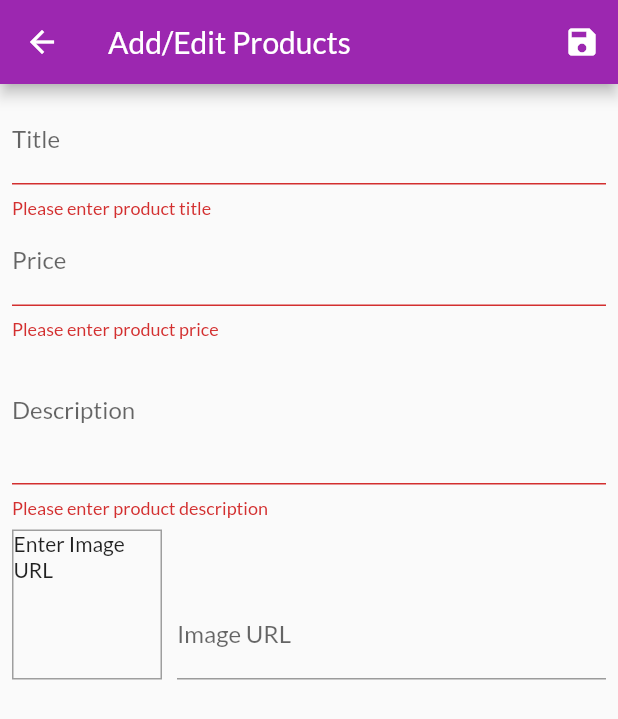
After one commit to kaushal9678/Provider_Flutter_State_Management, a Flutter app: the EditProductScreen screen opened by its route, after a tap on the "save" icon, on a phone screen of 412 x 824 dp. The commit adds this screen. Shown: the top 719 px of the screen. Run offline on Flutter 3.47's test engine with Material 2 defaults, Android fonts, the phone set to English and light mode, and no system bars; network calls fail.

Commit message:
Implement features of SnackBar, AlertDialog, Form, Add/Edit/Delete items

```diff
--- a/lib/main.dart
+++ b/lib/main.dart
@@ -10,6 +10,8 @@ import './providers/cart.dart';
 import './screens/cart_screen.dart';
 import './screens/OrderDetailScreen.dart';
 import './providers/orders.dart';
+import './screens/user_product_screen.dart';
+import './screens/edit_product_screen.dart';
 
 //void main() => runApp(MyApp());
 void main() {
@@ -51,6 +53,8 @@ class MyApp extends StatelessWidget {
             ProductDetailScreen.routeName: (ctx) => ProductDetailScreen(),
             CartView.routeName: (ctx) => CartView(),
             OrderDetailScreen.routeName: (ctx) => OrderDetailScreen(),
+            UserProductScreen.routeName: (ctx) => UserProductScreen(),
+            EditProductScreen.routeName: (ctx) => EditProductScreen(),
           }),
     );
   }
--- a/lib/providers/products_provider.dart
+++ b/lib/providers/products_provider.dart
@@ -62,8 +62,28 @@ class ProductsProvider with ChangeNotifier {
     return _items.firstWhere((prod) => prod.id == id);
   }
 
-  void addProduct() {
+  void addProduct(Product product) {
     // _items.add(value);
+    final newProduct = Product(
+        title: product.title,
+        description: product.description,
+        price: product.price,
+        imageUrl: product.imageUrl,
+        id: DateTime.now().toString());
+    _items.add(newProduct);
+    notifyListeners();
+  }
+
+  void updateProduct(String id, Product newProduct) {
+    final proIndex = _items.indexWhere((prod) => prod.id == id);
+    if (proIndex >= 0) {
+      _items[proIndex] = newProduct;
+      notifyListeners();
+    } else {}
+  }
+
+  void deleteProduct(String id) {
+    _items.removeWhere((prod) => prod.id == id);
     notifyListeners();
   }
 }
--- /dev/null
+++ b/lib/screens/edit_product_screen.dart
@@ -0,0 +1,246 @@
+import 'package:flutter/material.dart';
+import 'package:provider/provider.dart';
+import '../providers/product.dart';
+import '../providers/products_provider.dart';
+
+class EditProductScreen extends StatefulWidget {
+  static const routeName = 'edit-products';
+  const EditProductScreen({Key key}) : super(key: key);
+
+  @override
+  _EditProductScreenState createState() => _EditProductScreenState();
+}
+
+class _EditProductScreenState extends State<EditProductScreen> {
+  final _priceFocusNode = FocusNode();
+  final _imageController = TextEditingController();
+  final _imageURLFocusNode = FocusNode();
+  final _form = GlobalKey<FormState>();
+  var _initValues = {
+    'title': '',
+    'description': '',
+    'pricee': '',
+    'imageUrl': '',
+  };
+  var _isInit = true;
+  var _editedProduct =
+      Product(id: null, title: '', price: 0, description: '', imageUrl: '');
+  @override
+  void initState() {
+    _imageURLFocusNode.addListener(updateImageURL);
+
+    super.initState();
+  }
+
+  @override
+  void didChangeDependencies() {
+    // TODO: implement didChangeDependencies
+    if (_isInit) {
+      final productId = ModalRoute.of(context).settings.arguments as String;
+      if (productId != null) {
+        _editedProduct =
+            Provider.of<ProductsProvider>(context).findById(productId);
+        _initValues = {
+          'title': _editedProduct.title,
+          //'imageUrl': _editedProduct.imageUrl,
+          'price': _editedProduct.price.toString(),
+          'description': _editedProduct.description,
+        };
+        _imageController.text = _editedProduct.imageUrl;
+      }
+    }
+    _isInit = false;
+    super.didChangeDependencies();
+  }
+
+  @override
+  void dispose() {
+    _imageURLFocusNode.removeListener(updateImageURL);
+    _priceFocusNode.dispose();
+    _imageController.dispose();
+    _imageURLFocusNode.dispose();
+    super.dispose();
+  }
+
+  void updateImageURL() {
+    if (!_imageURLFocusNode.hasFocus) {
+      if (_imageController.text.isEmpty ||
+          (!_imageController.text.startsWith('http') &&
+              !_imageController.text.startsWith('https')) ||
+          (!_imageController.text.endsWith('.png') &&
+              !_imageController.text.endsWith('jpg') &&
+              !_imageController.text.endsWith('jpeg'))) {
+        return;
+      }
+
+      setState(() {});
+    }
+  }
+
+  void _saveForm() {
+    final isValid = _form.currentState.validate();
+    if (!isValid) {
+      return;
+    }
+
+    _form.currentState.save();
+    if (_editedProduct.id != null) {
+      Provider.of<ProductsProvider>(context, listen: false)
+          .updateProduct(_editedProduct.id, _editedProduct);
+    } else {
+      Provider.of<ProductsProvider>(context, listen: false)
+          .addProduct(_editedProduct);
+    }
+
+    Navigator.of(context).pop();
+  }
+
+  @override
+  Widget build(BuildContext context) {
+    return Scaffold(
+      appBar: AppBar(
+        title: Text(
+          "Add/Edit Products",
+        ),
+        actions: <Widget>[
+          IconButton(
+            icon: Icon(Icons.save),
+            onPressed: _saveForm,
+          )
+        ],
+      ),
+      body: Padding(
+        padding: const EdgeInsets.all(8.0),
+        child: Form(
+          key: _form,
+          child: ListView(
+            children: <Widget>[
+              TextFormField(
+                initialValue: _initValues['title'],
+                decoration: InputDecoration(
+                  labelText: 'Title',
+                ),
+                textInputAction: TextInputAction.next,
+                validator: (value) {
+                  if (value.isEmpty) {
+                    return 'Please enter product title';
+                  }
+                  return null;
+                },
+                onFieldSubmitted: (_) {
+                  FocusScope.of(context).requestFocus(_priceFocusNode);
+                },
+                onSaved: (value) {
+                  _editedProduct = Product(
+                      title: value,
+                      price: _editedProduct.price,
+                      description: _editedProduct.description,
+                      imageUrl: _editedProduct.imageUrl,
+                      id: null);
+                },
+              ),
+              TextFormField(
+                initialValue: _initValues['price'],
+                decoration: InputDecoration(labelText: 'Price'),
+                textInputAction: TextInputAction.next,
+                keyboardType: TextInputType.numberWithOptions(decimal: true),
+                focusNode: _priceFocusNode,
+                onFieldSubmitted: (_) {
+                  FocusScope.of(context).nextFocus();
+                },
+                validator: (value) {
+                  if (value.isEmpty) {
+                    return 'Please enter product price';
+                  }
+                  if (double.tryParse(value) == null) {
+                    return "Please enter valid number";
+                  }
+                  if (double.parse(value) <= 0) {
+                    return 'Please enter value greater than 0';
+                  }
+                  return null;
+                },
+                onSaved: (value) {
+                  _editedProduct = Product(
+                      title: _editedProduct.title,
+                      price: double.parse(value),
+                      description: _editedProduct.description,
+                      imageUrl: _editedProduct.imageUrl,
+                      id: _editedProduct.id,
+                      isFavorite: _editedProduct.isFavorite);
+                },
+              ),
+              TextFormField(
+                initialValue: _initValues['description'],
+                decoration: InputDecoration(labelText: 'Description'),
+                maxLines: 3,
+                // textInputAction: TextInputAction.next,
+                keyboardType: TextInputType.multiline,
+                onSaved: (value) {
+                  _editedProduct = Product(
+                      title: _editedProduct.title,
+                      price: _editedProduct.price,
+                      description: value,
+                      imageUrl: _editedProduct.imageUrl,
+                      id: _editedProduct.id,
+                      isFavorite: _editedProduct.isFavorite);
+                },
+                validator: (value) {
+                  if (value.isEmpty) {
+                    return 'Please enter product description';
+                  }
+                  if (value.length < 10) {
+                    return 'Please enter more than 10 character description';
+                  }
+                  return null;
+                },
+              ),
+              Row(
+                crossAxisAlignment: CrossAxisAlignment.end,
+                children: <Widget>[
+                  Container(
+                    decoration: BoxDecoration(
+                        border: Border.all(width: 1, color: Colors.grey)),
+                    width: 100,
+                    height: 100,
+                    margin: EdgeInsets.only(top: 8, right: 10),
+                    child: _imageController.text.isEmpty
+                        ? Text('Enter Image URL')
+                        : FittedBox(
+                            child: Image.network(_imageController.text),
+                            fit: BoxFit.cover,
+                          ),
+                  ),
+                  Expanded(
+                    child: TextFormField(
+                      decoration: InputDecoration(labelText: "Image URL"),
+                      keyboardType: TextInputType.url,
+                      controller: _imageController,
+                      textInputAction: TextInputAction.done,
+                      focusNode: _imageURLFocusNode,
+                      onFieldSubmitted: (_) {
+                        _saveForm();
+                      },
+                      validator: (value) {
+                        //return null;
+                      },
+                      onSaved: (value) {
+                        _editedProduct = Product(
+                            title: _editedProduct.title,
+                            price: _editedProduct.price,
+                            description: value,
+                            imageUrl: value,
+                            id: _editedProduct.id,
+                            isFavorite: _editedProduct.isFavorite);
+                      },
+                    ),
+                  )
+                ],
+              )
+            ],
+          ),
+        ),
+      ),
+    );
+  }
+}
--- a/lib/widgets/app_drawer.dart
+++ b/lib/widgets/app_drawer.dart
@@ -1,6 +1,7 @@
 import 'package:flutter/material.dart';
 import '../screens/cart_screen.dart';
 import '../screens/OrderDetailScreen.dart';
+import '../screens/user_product_screen.dart';
 
 class AppDrawer extends StatelessWidget {
   const AppDrawer({Key key}) : super(key: key);
@@ -29,6 +30,14 @@ class AppDrawer extends StatelessWidget {
               Navigator.of(context)
                   .pushReplacementNamed(OrderDetailScreen.routeName);
             },
+          ),
+          ListTile(
+            leading: Icon(Icons.edit),
+            title: Text("Manage Orders"),
+            onTap: () {
+              Navigator.of(context)
+                  .pushReplacementNamed(UserProductScreen.routeName);
+            },
           )
         ],
       ),
```
Also changed, not shown: lib/providers/cart.dart (+18 -0 lines), lib/screens/user_product_screen.dart (added, +45 -0 lines), lib/widgets/CartItemCell.dart (+23 -0 lines), lib/widgets/product_item.dart (+11 -0 lines), lib/widgets/user_product_item.dart (added, +45 -0 lines), 5 other files.
